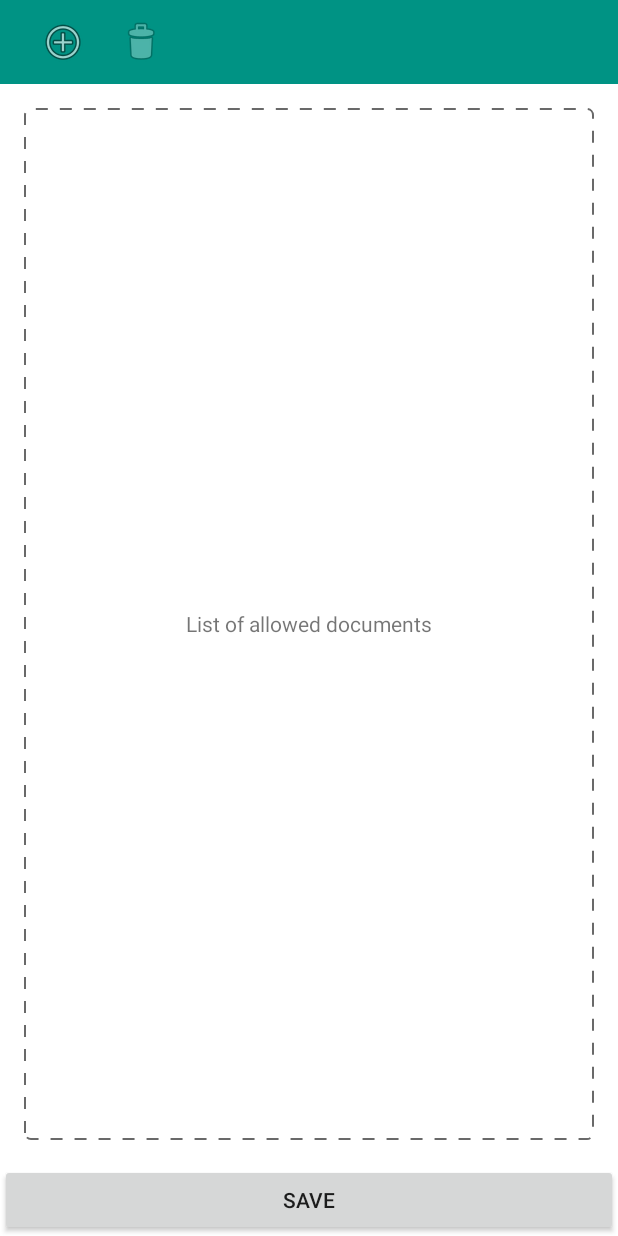
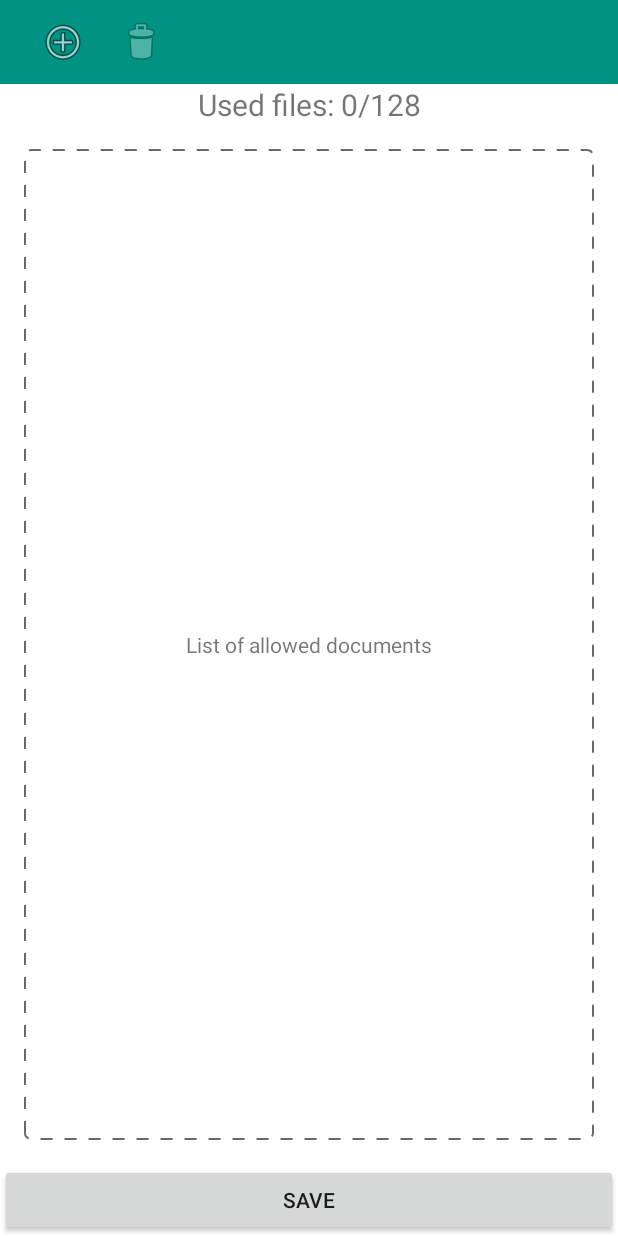
Before and after one commit to Xerusial/EEM, an Android app: the ExamEditorActivity screen opened directly, with no data from a screen before it, on a phone screen of 412 x 824 dp. Run offline under Robolectric (Android 15) with nearby library versions, the phone set to English and light mode, and no system bars; libraries missing offline, so code that uses them is left out: com.tom_roush.pdfbox, org.yaml.snakeyaml; pictures from the network do not load; 2 statements that could not run were skipped.

Commit message:
[IMP][EEM] Updated code
Signed-off-by: Jan Siegmund <jsiegmun@hm.edu>

```diff
--- a/src/eem_client/src/main/java/edu/hm/eem_client/net/ClientProtocolManager.java
+++ b/src/eem_client/src/main/java/edu/hm/eem_client/net/ClientProtocolManager.java
@@ -67,7 +67,6 @@ public class ClientProtocolManager extends ProtocolManager {
 
     @Override
     public void quit(){
-        //Order left 2 right
         if(socket!=null) {
             SignalPacket termSig = new SignalPacket(SignalPacket.Signal.LOGOFF);
             DataPacket.SenderThread thread = new DataPacket.SenderThread(socket, termSig);
--- a/src/eem_client/src/main/java/edu/hm/eem_client/view/DocumentExplorerFragment.java
+++ b/src/eem_client/src/main/java/edu/hm/eem_client/view/DocumentExplorerFragment.java
@@ -104,8 +104,8 @@ public class DocumentExplorerFragment extends Fragment implements ItemListFragme
         });
         builder.setNeutralButton(R.string.preview_document, ((dialog, which) -> {
             Bundle bundle = new Bundle();
-            String path = doc.item.getUriString();
-            bundle.putString(EXAMDOCUMENT_FIELD, path);
+            String uriString = doc.item.getUriString();
+            bundle.putString(EXAMDOCUMENT_FIELD, uriString);
             Navigation.createNavigateOnClickListener(R.id.action_open_reader, bundle);
             Navigation.findNavController(getView()).navigate(R.id.action_open_reader, bundle);
         }));
--- a/src/eem_client/src/main/java/edu/hm/eem_client/view/ExamEditorActivity.java
+++ b/src/eem_client/src/main/java/edu/hm/eem_client/view/ExamEditorActivity.java
@@ -18,6 +18,7 @@ public class ExamEditorActivity extends AbstractExamEditorActivity {
         model = ViewModelProviders.of(this).get(StudentExamViewModel.class);
         model.openExam(examName);
         setContentView(R.layout.activity_exam_editor);
+        fileCounter = findViewById(R.id.used_files);
         svButton = findViewById(R.id.bt_save);
         delButton = findViewById(R.id.bt_del_doc);
         addButton = findViewById(R.id.bt_add_doc);
--- a/src/eem_client/src/main/res/layout/activity_exam_editor.xml
+++ b/src/eem_client/src/main/res/layout/activity_exam_editor.xml
@@ -43,6 +43,16 @@
 
     </android.widget.Toolbar>
 
+    <TextView
+        android:id="@+id/used_files"
+        android:layout_width="wrap_content"
+        android:layout_height="wrap_content"
+        android:textSize="20sp"
+        app:layout_constraintLeft_toLeftOf="parent"
+        app:layout_constraintRight_toRightOf="parent"
+        app:layout_constraintTop_toBottomOf="@id/toolbar"
+        tools:text="Used files: 2/128" />
+
     <fragment
         android:id="@+id/doc_list"
         android:name="edu.hm.eem_library.view.ItemListFragment"
@@ -52,7 +62,7 @@
         app:layout_constraintBottom_toTopOf="@id/bt_save"
         app:layout_constraintLeft_toLeftOf="parent"
         app:layout_constraintRight_toRightOf="parent"
-        app:layout_constraintTop_toBottomOf="@id/toolbar"
+        app:layout_constraintTop_toBottomOf="@id/used_files"
         tools:layout="@layout/fragment_itemlist" />
 
     <Button
--- a/src/eem_host/src/main/java/edu/hm/eem_host/view/ExamEditorActivity.java
+++ b/src/eem_host/src/main/java/edu/hm/eem_host/view/ExamEditorActivity.java
@@ -34,6 +34,7 @@ public class ExamEditorActivity extends AbstractExamEditorActivity {
         setContentView(R.layout.activity_exam_editor);
         pwField = findViewById(R.id.pass);
         allDocAllowedField = findViewById(R.id.allDocsAllowed);
+        fileCounter = findViewById(R.id.used_files);
         svButton = findViewById(R.id.bt_save);
         delButton = findViewById(R.id.bt_del_doc);
         addButton = findViewById(R.id.bt_add_doc);
@@ -131,6 +132,7 @@ public class ExamEditorActivity extends AbstractExamEditorActivity {
             else
                 examDocument.item.removeNonAnnotatedHash();
             model.getLivedata().add(examDocument, false);
+            updateFileCounter();
         }
     }
 }
--- a/src/eem_host/src/main/java/edu/hm/eem_host/view/LockActivity.java
+++ b/src/eem_host/src/main/java/edu/hm/eem_host/view/LockActivity.java
@@ -167,8 +167,8 @@ public class LockActivity extends AppCompatActivity
     }
 
     @Override
-    protected void onStop() {
-        super.onStop();
+    protected void onDestroy() {
+        super.onDestroy();
         hotspotManager.turnOffHotspot();
         quitProtocol();
         quitService();
--- a/src/eem_library/src/main/java/edu/hm/eem_library/net/DataPacket.java
+++ b/src/eem_library/src/main/java/edu/hm/eem_library/net/DataPacket.java
@@ -95,7 +95,7 @@ public abstract class DataPacket {
                     OutputStream os = socket.getOutputStream();
                     dp.sendData(os);
                 }
-                //Do not close outputstream, as this will close the socket entirely
+                //Do not close outputstream, as it cant be opened again
             } catch (IOException e) {
                 e.printStackTrace();
             }
--- a/src/eem_library/src/main/java/edu/hm/eem_library/view/AbstractExamEditorActivity.java
+++ b/src/eem_library/src/main/java/edu/hm/eem_library/view/AbstractExamEditorActivity.java
@@ -7,10 +7,12 @@ import android.os.Bundle;
 import android.view.View;
 import android.widget.Button;
 import android.widget.ImageButton;
+import android.widget.TextView;
 import android.widget.Toolbar;
 
 import com.tom_roush.pdfbox.util.PDFBoxResourceLoader;
 
+import edu.hm.eem_library.R;
 import edu.hm.eem_library.model.ExamViewModel;
 import edu.hm.eem_library.model.StudentExam;
 import edu.hm.eem_library.model.ThumbnailedExamDocument;
@@ -23,6 +25,8 @@ public abstract class AbstractExamEditorActivity extends DocumentPickerActivity
     protected ImageButton delButton;
     protected Button svButton;
     protected Toolbar toolbar;
+
+    protected TextView fileCounter;
 
     protected String examName;
 
@@ -44,6 +48,7 @@ public abstract class AbstractExamEditorActivity extends DocumentPickerActivity
         svButton.setOnClickListener(this);
         toolbar.setTitle(examName);
         enableButton(delButton, false);
+        updateFileCounter();
     }
 
     @Override
@@ -66,6 +71,12 @@ public abstract class AbstractExamEditorActivity extends DocumentPickerActivity
         if(uri!=null) {
             ThumbnailedExamDocument examDocument = ThumbnailedExamDocument.getInstance(this, uri);
             model.getLivedata().add(examDocument, false);
+            updateFileCounter();
         }
     }
+
+    protected final void updateFileCounter(){
+        int cnt = getContentResolver().getPersistedUriPermissions().size();
+        fileCounter.setText(getString(R.string.used_files, cnt));
+    }
 }
--- a/src/eem_library/src/main/res/values/strings.xml
+++ b/src/eem_library/src/main/res/values/strings.xml
@@ -51,6 +51,7 @@
     <string name="dialog_document_not_found_bt_neutral">…delete the exams</string>
     <string name="dialog_document_not_found_bt_neg">…exit the app</string>
     <string name="from_file">file</string>
+    <string name="used_files">Used files: %d/128</string>
     <string name="channel_name">Student activity</string>
     <string name="channel_description">Notifications for student activity during the exam.</string>
     <string name="incorrect_document">Incorrect document!</string>
```
Also changed, not shown: src/eem_client/src/main/java/edu/hm/eem_client/view/ReaderFragment.java (+6 -4 lines), src/eem_host/src/main/res/layout/activity_exam_editor.xml (+11 -1 lines), src/eem_library/src/main/java/edu/hm/eem_library/model/ExamDocument.java (+13 -3 lines), src/eem_library/src/main/java/edu/hm/eem_library/model/PdfRenderer.java (+6 -1 lines), src/eem_library/src/main/java/edu/hm/eem_library/net/ProtocolManager.java (+14 -8 lines), src/eem_library/src/main/java/edu/hm/eem_library/view/AbstractMainActivity.java (+9 -2 lines), src/eem_library/src/main/java/edu/hm/eem_library/view/DocumentPickerActivity.java (+25 -3 lines), src/eem_library/src/main/res/layout/studentdevice_item.xml (+6 -7 lines).
